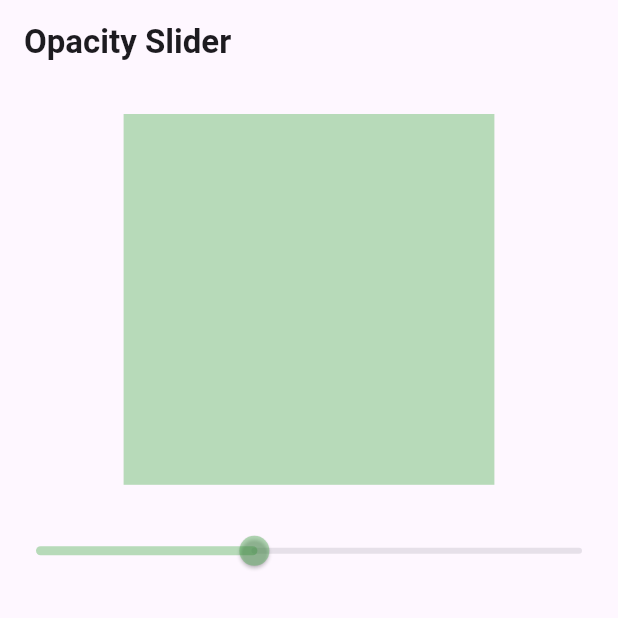
After one commit to shakeebkhan66/learngetxtutorials, a Flutter app: the screen it shows after launch, on a phone screen of 412 x 824 dp, the top half of it. The commit adds this screen. Run offline on Flutter 3.47's test engine with Material 3 defaults, Android fonts, the phone set to English and light mode, and no system bars; our stand-ins replace get.

Commit message:
container opacity of color changes with slider using getx

```diff
--- a/lib/main.dart
+++ b/lib/main.dart
@@ -6,6 +6,7 @@ import 'package:learngetx/statemanagement/counter_screen.dart';
 import 'package:learngetx/utils/languages.dart';
 import 'change_language_screen.dart';
 import 'learnresponsiveness_concept_screen.dart';
+import 'opacityslider/opacity_slider_screen.dart';
 
 void main() {
   runApp(const MyApp());
@@ -18,11 +19,11 @@ class MyApp extends StatelessWidget {
   Widget build(BuildContext context) {
     return GetMaterialApp(
       debugShowCheckedModeBanner: false,
-      home: const CounterScreen(),
+      home: const OpacitySliderScreen(),
       translations: Languages(),
       locale: const Locale('en', 'US'),
       getPages: [
-        GetPage(name: '/', page: () => const CounterScreen()),
+        GetPage(name: '/', page: () => const OpacitySliderScreen()),
         GetPage(name: '/screen', page: () => ScreenOne())
       ],
     );
--- /dev/null
+++ b/lib/opacityslider/opacity_controller.dart
@@ -0,0 +1,9 @@
+import 'package:get/get.dart';
+
+class OpacityController extends GetxController{
+  RxDouble opacity = .4.obs;
+
+  opacityChanger(double value){
+   opacity.value = value;
+  }
+}
--- /dev/null
+++ b/lib/opacityslider/opacity_slider_screen.dart
@@ -0,0 +1,53 @@
+import 'package:flutter/material.dart';
+import 'package:get/get.dart';
+import 'package:learngetx/opacityslider/opacity_controller.dart';
+
+class OpacitySliderScreen extends StatefulWidget {
+  const OpacitySliderScreen({super.key});
+
+  @override
+  State<OpacitySliderScreen> createState() => _OpacitySliderScreenState();
+}
+
+class _OpacitySliderScreenState extends State<OpacitySliderScreen> {
+  OpacityController opacityController = Get.put(OpacityController());
+
+  @override
+  Widget build(BuildContext context) {
+    return Scaffold(
+      appBar: AppBar(
+        title: const Text(
+          "Opacity Slider",
+          style: TextStyle(fontWeight: FontWeight.bold),
+        ),
+      ),
+      body: Column(
+        children: [
+          const SizedBox(
+            height: 20,
+          ),
+          Obx(() => Center(
+            child: Container(
+              alignment: Alignment.center,
+              height: Get.height * .3,
+              width: Get.width * .6,
+              color: Colors.green.withOpacity(opacityController.opacity.value),
+            ),
+          ),),
+          const SizedBox(
+            height: 20,
+          ),
+          Obx(
+            () => Slider(
+              activeColor: Colors.green.withOpacity(opacityController.opacity.value),
+              value: opacityController.opacity.value,
+              onChanged: (value) {
+                opacityController.opacityChanger(value);
+              },
+            ),
+          )
+        ],
+      ),
+    );
+  }
+}
```
